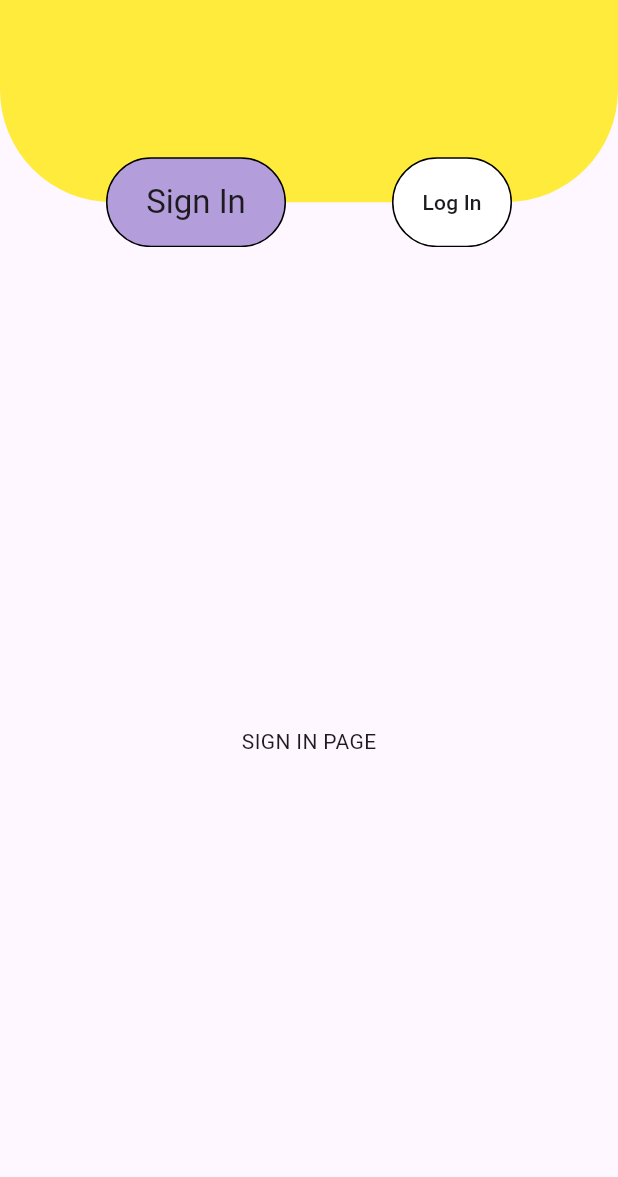
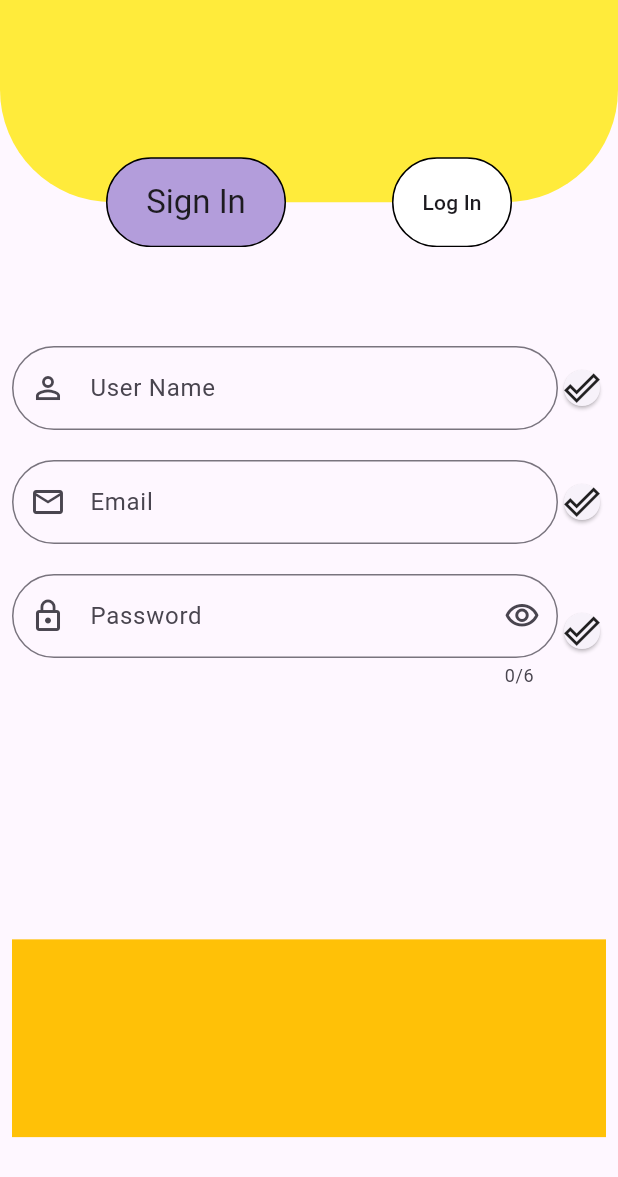
Before and after one commit to cEgemen/weaApp2, a Flutter app: the screen it shows after launch, after a tap on the "keyboard arrow right" icon, on a phone screen of 412 x 824 dp. Shown: the top 1177 px of the screen. Run offline on Flutter 3.47's test engine with Material 3 defaults, Android fonts, the phone set to English and light mode, and no system bars; our stand-ins replace flutter_mobx, mobx, shared_preferences; generated files the repository leaves out were written again.

Commit message:
low level sign up view

```diff
--- a/lib/product/managments/routeManager/route_manager.dart
+++ b/lib/product/managments/routeManager/route_manager.dart
@@ -1,10 +1,10 @@
 
 
 import 'package:flutter/material.dart';
-import '../../pages/signAndLogInPage/sign_or_log_in_view.dart';
 
 import '../../enums/router_enum.dart';
 import '../../pages/entryPage/entry_page.dart';
+import '../../pages/signAndLogInPage/sign_or_log_in_view.dart';
 
 class RouteManager with _Routemixin{
          RouteManager._();
--- a/lib/product/managments/themeManager/dark_theme.dart
+++ b/lib/product/managments/themeManager/dark_theme.dart
@@ -1,7 +1,8 @@
 
 
-import 'package:flutter/src/material/theme_data.dart';
+import 'package:flutter/material.dart';
 
+import '../../useful/radius.dart';
 import 'i_app_theme.dart';
 
 class DarkTheme implements IAppTheme{
@@ -12,6 +13,9 @@ class DarkTheme implements IAppTheme{
      }
 
   @override
-  ThemeData get theme =>ThemeData.dark().copyWith();
+  ThemeData get theme =>ThemeData.dark().copyWith(
+    inputDecorationTheme: InputDecorationTheme(border: OutlineInputBorder(borderRadius: BorderRadius.all(AppRadius.highCircleRadius())),
+      ),
+  );
 
 }
--- a/lib/product/managments/themeManager/light_theme.dart
+++ b/lib/product/managments/themeManager/light_theme.dart
@@ -1,20 +1,19 @@
-
-
-
 import 'package:flutter/material.dart';
+import '../../useful/radius.dart';
 
 import 'i_app_theme.dart';
 
-class LightTheme implements IAppTheme{
-   LightTheme._();
+class LightTheme implements IAppTheme {
+  LightTheme._();
 
-   static LightTheme ? _lightTheme ;
-   static LightTheme get init {
-        return _lightTheme==null ? (_lightTheme=LightTheme._()) : _lightTheme!;
-   }
+  static LightTheme? _lightTheme;
+  static LightTheme get init {
+    return _lightTheme == null ? (_lightTheme = LightTheme._()) : _lightTheme!;
+  }
 
   @override
-  ThemeData get theme => ThemeData.light().copyWith();
-
-
+  ThemeData get theme => ThemeData.light().copyWith(
+      inputDecorationTheme: InputDecorationTheme(border: OutlineInputBorder(borderRadius: BorderRadius.all(AppRadius.highCircleRadius())),
+      ),
+      );
 }
--- a/lib/product/pages/signAndLogInPage/signInPage/signIn_view.dart
+++ /dev/null
@@ -1,14 +0,0 @@
-
-
-  import 'package:flutter/material.dart';
-
-class SignInView extends StatelessWidget {
-    const SignInView({super.key});
-
-    @override
-    Widget build(BuildContext context) {
-      return const  Scaffold(
-              body: Center(child:Text("SIGN IN PAGE"),),
-      );
-    }
-  }
--- /dev/null
+++ b/lib/product/pages/signAndLogInPage/signUpPage/sign_up_view.dart
@@ -0,0 +1,96 @@
+import 'package:flutter/material.dart';
+import '../../../useful/padding.dart';
+import '../../../widgets/textFields/password_text_field.dart';
+
+class SignUpView extends StatelessWidget {
+  const SignUpView({super.key});
+
+  @override
+  Widget build(BuildContext context) {
+    return builder;
+  }
+
+  Widget get builder => SafeArea(
+        child: Padding(
+          padding: const AppPadding.normalHorizontalPadding(),
+          child: Scaffold(
+              body: Column(
+            children: [
+              const Spacer(
+                flex: 1,
+              ),
+              Expanded(
+                  flex: 6,
+                  child: Form(
+                      child: Column(
+                    children: [
+                      Padding(
+                        padding: const AppPadding.normalOnlyBottomPadding() + const AppPadding.largeOnlyBottomPadding(),
+                        child: _userNameTextFieldRow(),
+                      ),
+                      Padding(
+                        padding: const AppPadding.normalOnlyBottomPadding() + const AppPadding.largeOnlyBottomPadding(),
+                        child: _emailTextFieldRow(),
+                      ),
+                      Padding(
+                        padding: const AppPadding.normalOnlyBottomPadding() + const AppPadding.largeOnlyBottomPadding(),
+                        child: _passwordTextFieldRow(),
+                      ),
+                    ],
+                  ))),
+              Expanded(
+                  flex: 2,
+                  child: Container(
+                    color: Colors.amber,
+                  )),
+              const Spacer(
+                flex: 1,
+              )
+            ],
+          )),
+        ),
+      );
+
+  Row _passwordTextFieldRow() {
+    return const Row(
+      children: [
+        Expanded(child: PasswordTextField()),
+        Card(
+          child: Icon(Icons.done_outline),
+        )
+      ],
+    );
+  }
+
+  Row _emailTextFieldRow() {
+    return Row(
+      children: [
+        Expanded(
+            child: TextFormField(
+          autofillHints: const [AutofillHints.email],
+          decoration: const InputDecoration(label: Text("Email"), prefixIcon: Icon(Icons.email_outlined)),
+        )),
+        SizedBox(
+          child: Card(
+            child: Icon(Icons.done_outline),
+          ),
+        )
+      ],
+    );
+  }
+
+  Row _userNameTextFieldRow() {
+    return Row(
+      children: [
+        Expanded(
+            child: TextFormField(
+          autofillHints: const [AutofillHints.name, AutofillHints.givenName],
+          decoration: const InputDecoration(label: Text("User Name"), prefixIcon: Icon(Icons.person_outline_outlined)),
+        )),
+        Card(
+          child: Icon(Icons.done_outline),
+        )
+      ],
+    );
+  }
+}
--- /dev/null
+++ b/lib/product/pages/signAndLogInPage/signUpPage/sign_up_view_state.dart
@@ -0,0 +1,10 @@
+
+
+import 'package:mobx/mobx.dart';
+part 'sign_up_view_state.g.dart';
+
+class SignUpViewState = _SignUpViewStateBase with _$SignUpViewState;
+
+abstract class _SignUpViewStateBase with Store {
+
+}
--- a/lib/product/pages/signAndLogInPage/sign_or_log_in_view.dart
+++ b/lib/product/pages/signAndLogInPage/sign_or_log_in_view.dart
@@ -1,9 +1,10 @@
 import 'package:flutter/material.dart';
+import "package:flutter_mobx/flutter_mobx.dart";
+
+import '../../../core/base/base_state.dart';
 import '../../useful/radius.dart';
 import '../../widgets/containers/touchable_and_animated_container.dart';
-import '../../../core/base/base_state.dart';
 import 'sign_or_log_in_view_state.dart';
-import "package:flutter_mobx/flutter_mobx.dart";
 
 class SignOrLogInView extends StatefulWidget {
   const SignOrLogInView({super.key});
@@ -13,7 +14,7 @@ class SignOrLogInView extends StatefulWidget {
 }
 
 class _SignOrLogInViewState extends BaseState<SignOrLogInView> {
-  final SignOrLogInViewState _state = SignOrLogInViewState();
+  final SignOrLogInViewState _state =SignOrLogInViewState();
   @override
   Widget build(BuildContext context) {
     return builder;
@@ -92,17 +93,17 @@ class _SignOrLogInViewState extends BaseState<SignOrLogInView> {
 
   AnimatedAndTouchableContainer _animatedContainer() {
     return AnimatedAndTouchableContainer(
-      color: _state.animatedContainerColor(ActivePageName.signIn),
-      width: _state.animatedContainerWidht(ActivePageName.signIn),
+      color: _state.animatedContainerColor(ActivePageName.signUp),
+      width: _state.animatedContainerWidht(ActivePageName.signUp),
       height: _state.animatedContainerPassiveHeight,
       child: Center(
         child: Text(
           _state.animatContainerText1,
-          style: _state.animatedContainerTextStyle(context, ActivePageName.signIn),
+          style: _state.animatedContainerTextStyle(context, ActivePageName.signUp),
         ),
       ),
       onTap: () {
-        _state.changeActivePage(ActivePageName.signIn);
+        _state.changeActivePage(ActivePageName.signUp);
       },
     );
   }
--- a/lib/product/pages/signAndLogInPage/sign_or_log_in_view_state.dart
+++ b/lib/product/pages/signAndLogInPage/sign_or_log_in_view_state.dart
@@ -1,14 +1,15 @@
+
+
 import 'package:flutter/material.dart';
-import 'package:flutter/widgets.dart';
 import 'package:mobx/mobx.dart';
 import '../../../core/extensions/context_extension.dart';
-import 'logInPage/login_in_view.dart';
-import 'signInPage/signIn_view.dart';
+import 'logInPage/log_in_view.dart';
+import 'signUpPage/sign_up_view.dart';
 part 'sign_or_log_in_view_state.g.dart';
 
-class SignOrLogInViewState = _SignOrLogInViewStateBase with _$SignOrLogInViewState;
+   class SignOrLogInViewState = _SignOrLogInViewState with _$SignOrLogInViewState;
 
-abstract class _SignOrLogInViewStateBase with Store {
+   abstract class _SignOrLogInViewState with Store {
   final String animatContainerText1 = "Sign In";
   final String animatContainerText2 = "Log In";
   final double animatedContainerPassiveHeight = 60;
@@ -17,7 +18,7 @@ abstract class _SignOrLogInViewStateBase with Store {
   final Color _animatedContainerActiveColor = Colors.deepPurple.shade200;
   final Color _animatedContainerPassiveColor = Colors.white;
 
-  @observable
+   @observable
   ActivePageName activePage = ActivePageName.values[0];
 
   @action
@@ -27,13 +28,12 @@ abstract class _SignOrLogInViewStateBase with Store {
     }
     return;
   }
+
   @computed
-  Widget activePageReturner()
-  {
-     return activePage == ActivePageName.signIn ? const SignInView() : const LogInView();
+  Widget activePageReturner() {
+    return activePage == ActivePageName.signUp ? const SignUpView() : const LogInView();
   }
-
-  double animatedContainerWidht(ActivePageName page) {
+double animatedContainerWidht(ActivePageName page) {
     return page == activePage ? _animatedContainerActiveWidht : _animatedContainerPassiveWidht;
   }
 
@@ -44,9 +44,6 @@ abstract class _SignOrLogInViewStateBase with Store {
   Color animatedContainerColor(ActivePageName page) {
     return page == activePage ? _animatedContainerActiveColor : _animatedContainerPassiveColor;
   }
-
-
-
 }
 
-enum ActivePageName { signIn, logIn }
+enum ActivePageName { signUp, logIn }
--- a/lib/product/useful/padding.dart
+++ b/lib/product/useful/padding.dart
@@ -1,13 +1,11 @@
+import 'package:flutter/widgets.dart';
 
+class AppPadding extends EdgeInsets {
+  const AppPadding.smallHorizontalPadding({double value = 4}) : super.symmetric(horizontal: value);
+  const AppPadding.normalHorizontalPadding({double value = 8}) : super.symmetric(horizontal: value);
+  const AppPadding.largeHorizontalPadding({double value = 12}) : super.symmetric(horizontal: value);
 
-  import 'package:flutter/widgets.dart';
-
-class AppPadding extends EdgeInsets{
-
-
-   const  AppPadding.smallHorizontalPadding({double value = 4}):super.symmetric(horizontal: value) ;
-   const  AppPadding.normalHorizontalPadding({double value = 8}):super.symmetric(horizontal: value) ;
-   const  AppPadding.largeHorizontalPadding({double value = 12}):super.symmetric(horizontal: value) ;
-
-
+  const AppPadding.smallOnlyBottomPadding({double value = 4}) : super.only(bottom: value);
+  const AppPadding.normalOnlyBottomPadding({double value = 8}) : super.only(bottom: value);
+  const AppPadding.largeOnlyBottomPadding({double value = 12}) : super.only(bottom: value);
 }
--- a/lib/product/widgets/containers/touchable_and_animated_container.dart
+++ b/lib/product/widgets/containers/touchable_and_animated_container.dart
@@ -1,4 +1,5 @@
 import 'package:flutter/material.dart';
+
 import '../../useful/radius.dart';
 
 class AnimatedAndTouchableContainer extends StatelessWidget {
--- /dev/null
+++ b/lib/product/widgets/textFields/password_text_field.dart
@@ -0,0 +1,39 @@
+import 'package:flutter/material.dart';
+import 'package:flutter/services.dart';
+
+class PasswordTextField extends StatefulWidget {
+  const PasswordTextField({super.key});
+
+  @override
+  State<PasswordTextField> createState() => _PasswordTextFieldState();
+}
+
+class _PasswordTextFieldState extends State<PasswordTextField> {
+  final String _labelText ="Password";
+  bool _obsecure = true;
+  final int _maxLenght = 6;
+  @override
+  Widget build(BuildContext context) {
+    return TextFormField(
+      obscureText: _obsecure,
+      maxLength: _maxLenght,
+      autofillHints: const [AutofillHints.password, AutofillHints.newPassword],
+      inputFormatters: [FilteringTextInputFormatter.digitsOnly],
+      keyboardType: TextInputType.number,
+      decoration:InputDecoration(label: Text(_labelText), prefixIcon:const Icon(Icons.lock_outline),suffixIcon: InkWell(onTap:() {
+        _updateState();
+      },child: Icon(_updateIcon()))),
+    );
+  }
+
+     IconData _updateIcon()
+     {
+       return _obsecure != true ? Icons.visibility_off_outlined : Icons.visibility_outlined;
+     }
+      void _updateState()
+     {
+       setState(() {
+          _obsecure = !_obsecure;
+       });
+     }
+}
```
Also changed, not shown: lib/product/pages/signAndLogInPage/logInPage/log_in_view.dart (renamed from lib/product/pages/signAndLogInPage/logInPage/login_in_view.dart), lib/product/pages/signAndLogInPage/logInPage/log_in_view_state.dart (added), lib/product/pages/signAndLogInPage/logInPage/login_view_state.dart (deleted), lib/product/pages/signAndLogInPage/signInPage/signIn_view_state.dart (deleted), lib/product/pages/signAndLogInPage/signUpPage/sign_up_view_state.g.dart (added), lib/product/pages/signAndLogInPage/sign_or_log_in_view_state.g.dart.
